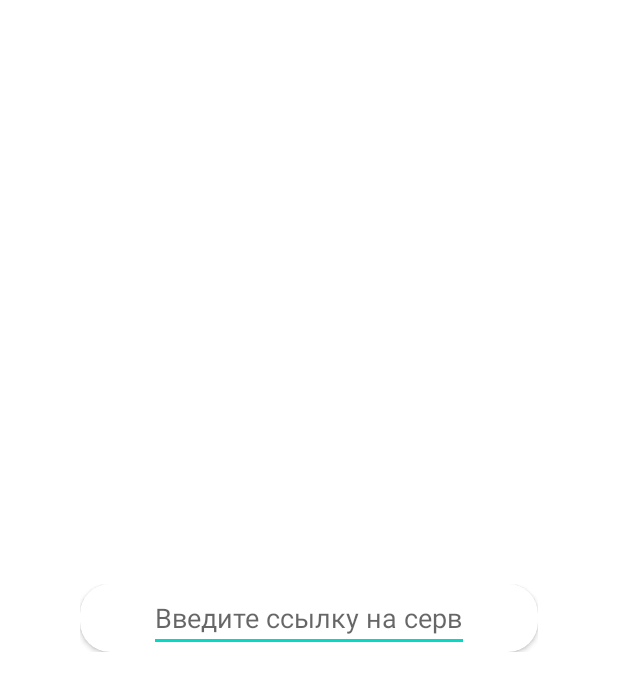
After one commit to SecondAttempt-GH/checklist, an Android app: the layout dialog_print_url.xml on its own in the app's theme, with its tools: preview values and no code run, on a phone screen of 412 x 824 dp. The commit adds this screen. Shown: the top 691 px of the screen. Run offline under Robolectric (Android 15) with nearby library versions, the phone set to English and light mode, and no system bars.

Commit message:
добавила окна с вводом Url + перевод + подчистка кода

```diff
--- /dev/null
+++ b/Proverka/app/src/main/res/layout/dialog_print_url.xml
@@ -0,0 +1,39 @@
+<?xml version="1.0" encoding="utf-8"?>
+<androidx.constraintlayout.widget.ConstraintLayout xmlns:android="http://schemas.android.com/apk/res/android"
+    xmlns:tools="http://schemas.android.com/tools"
+    android:layout_width="305dp"
+    android:layout_gravity="center"
+    android:layout_height="wrap_content"
+    xmlns:app="http://schemas.android.com/apk/res-auto">
+
+    <androidx.cardview.widget.CardView
+        app:cardCornerRadius="20dp"
+        android:id="@+id/card"
+        android:layout_width="match_parent"
+        android:layout_height="match_parent">
+
+        <androidx.constraintlayout.widget.ConstraintLayout
+            android:layout_width="match_parent"
+            android:layout_height="match_parent">
+
+
+
+            <EditText
+                android:id="@+id/editTextTextFoodName"
+                android:layout_width="wrap_content"
+                android:layout_height="wrap_content"
+                android:ems="10"
+                android:hint="Введите ссылку на сервер"
+                app:layout_constraintTop_toTopOf="parent"
+                app:layout_constraintStart_toStartOf="parent"
+                app:layout_constraintEnd_toEndOf="parent"
+                android:inputType="text" />
+        </androidx.constraintlayout.widget.ConstraintLayout>
+
+
+
+    </androidx.cardview.widget.CardView>
+
+
+
+</androidx.constraintlayout.widget.ConstraintLayout>
```
Also changed, not shown: Proverka/app/src/main/java/com/example/proverka/MainActivity.kt (+38 -18 lines).
